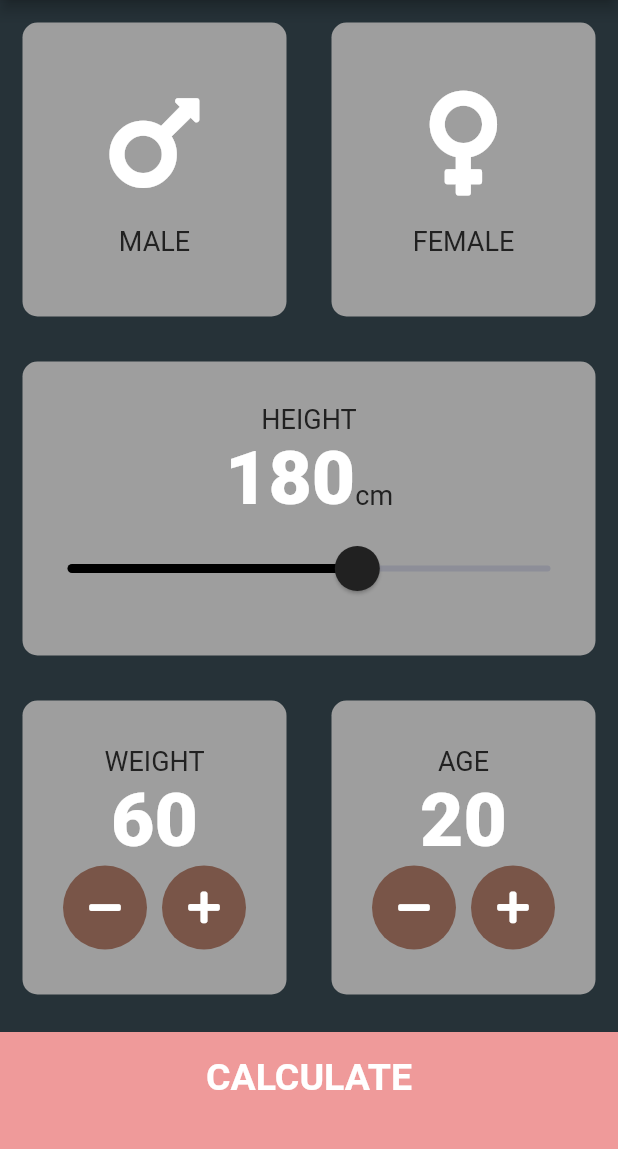
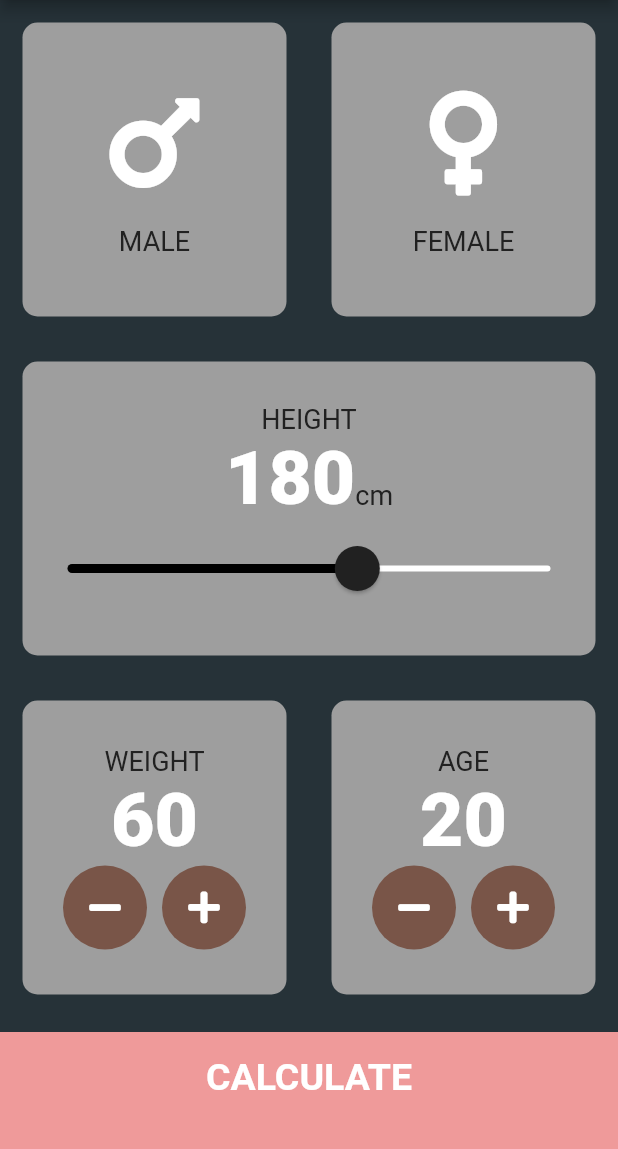
Before and after one commit to OxamaHxn/BMI-Calculator-Flutter-, a Flutter app: the screen it shows after launch, on a phone screen of 412 x 824 dp, the part 84-1233 px from its top. Run offline on Flutter 3.47's test engine with Material 2 defaults, Android fonts, the phone set to English and light mode, and no system bars; our stand-ins replace font_awesome_flutter.

Commit message:
inactive track line customization

```diff
--- a/lib/screens/input_page.dart
+++ b/lib/screens/input_page.dart
@@ -97,7 +97,7 @@ class _InputPageState extends State<InputPage> {
                   ),
                   SliderTheme(
                     data: SliderTheme.of(context).copyWith(
-                      inactiveTrackColor: Color(0xFF8D8E98),
+                      inactiveTrackColor: Colors.white,
                       activeTrackColor: Colors.black,
                       thumbColor: Color(0xFF212121),
                       overlayColor: Color(0x29EB1555),
```
